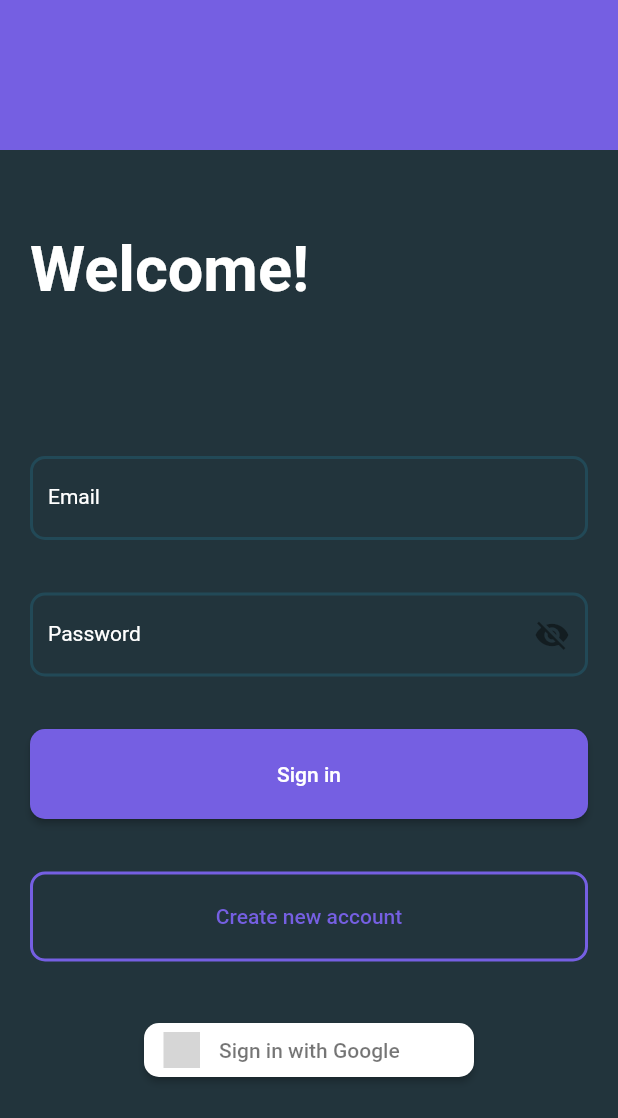
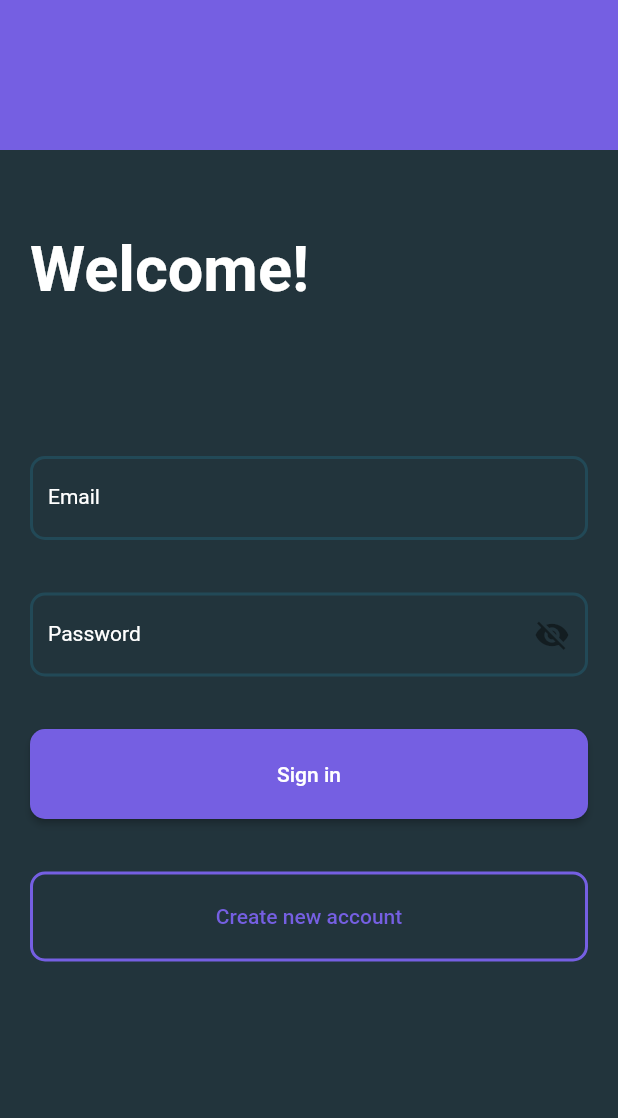
Before and after one commit to caiovini64/old-taskee, a Flutter app: the screen it shows after launch, on a phone screen of 412 x 824 dp. Shown: the top 1118 px of the screen. Run offline on Flutter 3.47's test engine with Material 2 defaults, Android fonts, the phone set to English and light mode, and no system bars; our stand-ins replace bloc, dartz, equatable, flutter_bloc, flutter_dotenv, flutter_signin_button and 2 more; missing offline and left inert: sign_button; grey boxes are pictures that could not be loaded.

Commit message:
fix: remove google sign in button

```diff
--- a/lib/ui/pages/login/login_page.dart
+++ b/lib/ui/pages/login/login_page.dart
@@ -1,8 +1,8 @@
 import 'package:flutter/material.dart';
 import 'package:flutter_bloc/flutter_bloc.dart';
-import 'package:flutter_signin_button/button_view.dart';
-import 'package:flutter_signin_button/flutter_signin_button.dart';
 import 'package:get/get.dart';
+import 'package:sign_button/create_button.dart';
+import 'package:sign_button/sign_button.dart';
 import 'package:taskee/ui/helpers/helpers.dart';
 import 'package:taskee/ui/mixins/auth_validator_mixin.dart';
 import 'package:taskee/ui/widgets/widgets.dart';
@@ -137,12 +137,6 @@ class _LoginPageState extends State<LoginPage> {
                               onPressed: () => Get.toNamed('/register'),
                             ),
                             SizedBox(height: 35),
-                            SignInButton(
-                              Buttons.Google,
-                              shape: RoundedRectangleBorder(
-                                  borderRadius: BorderRadius.circular(10)),
-                              onPressed: () {},
-                            ),
                           ],
                         ),
                       ),
--- a/pubspec.yaml
+++ b/pubspec.yaml
@@ -28,7 +28,6 @@ dependencies:
   # The following adds the Cupertino Icons font to your application.
   # Use with the CupertinoIcons class for iOS style icons.
   cupertino_icons: ^1.0.2
-  flutter_signin_button: ^2.0.0
   flutter_bloc:
   dartz: 0.10.0-nullsafety.2
   equatable:
@@ -38,7 +37,6 @@ dependencies:
   get_it:
   flutter_dotenv: ^5.0.0
   get:
-
 
 dev_dependencies:
   flutter_test:
```
Also changed, not shown: pubspec.lock.
